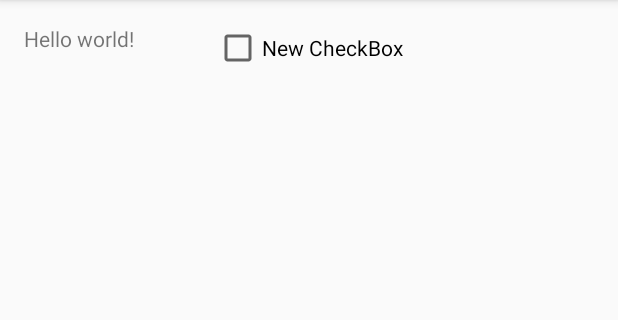
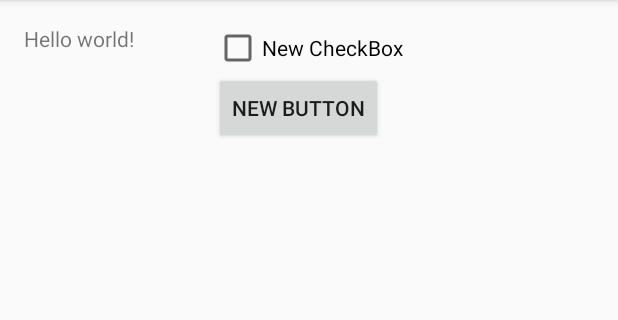
Before and after one commit to citsapps/Hello_github, an Android app: the screen it shows after launch (MainActivity), on a phone screen of 412 x 824 dp, the part 84-404 px from its top. Run offline under Robolectric (Android 15) with nearby library versions, the phone set to English and light mode, and no system bars.

Commit message:
bla blah

```diff
--- a/app/src/main/res/layout/activity_main.xml
+++ b/app/src/main/res/layout/activity_main.xml
@@ -17,4 +17,13 @@
         android:layout_alignParentTop="true"
         android:layout_centerHorizontal="true" />
 
+    <Button
+        style="?android:attr/buttonStyleSmall"
+        android:layout_width="wrap_content"
+        android:layout_height="wrap_content"
+        android:text="New Button"
+        android:id="@+id/button"
+        android:layout_below="@+id/checkBox"
+        android:layout_alignStart="@+id/checkBox" />
+
 </RelativeLayout>
```
